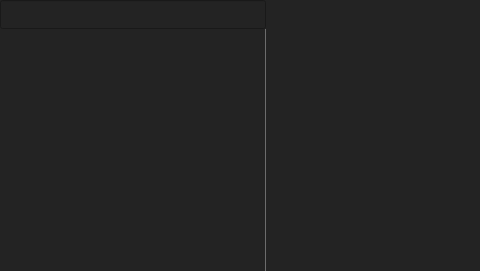
First picture: the form in src/ui/game/drinkswidget.ui, repository lbproductions/psnewmodel, before the edit; both pictures show x 0 to 480 and y 0 to 271 of the 808 by 271 pixel window.
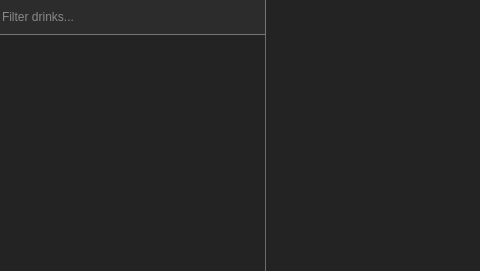
Second picture: the form after the edit. Icons and pictures are not drawn.

Commit message: #8: Slightly improved drinksdialog UI.

What changed in the file:
```diff
--- a/src/ui/game/drinkswidget.ui
+++ b/src/ui/game/drinkswidget.ui
@@ -23,25 +23,36 @@
    <string>Form</string>
   </property>
   <property name="styleSheet">
-   <string notr="true">QWidget {
-	background: rgb(35,35,35);
-	color: rgb(209,209,209);
-}
-
-QFrame#frame {
+   <string notr="true">QFrame#frame {
 	border:none;
 	border-right: 4px solid rgb(35,35,35);
 	border-right: 2px solid rgb(128,128,128);
 }
 
+QScrollBar {
+    background: rgba(0,0,0,0);
+	margin: 3px;
+}
+QScrollBar::handle {
+    background: rgb(77,77,77);
+	border: 1px solid rgb(55,55,55);
+	border-radius: 4px;
+}
+ QScrollBar::add-line,  QScrollBar::sub-line {
+     border: none;
+	background: rgba(0,0,0,0);
+ }
 
 QListView {
+	background: rgb(35,35,35);
+	color: rgb(209,209,209);
 	border-right: 1px solid  rgb(108,108,108);
 }
 
 QListView::item:selected {
     background: rgb(80,80,80);
-	border-right: 1px solid rgb(108,108,108);
+	border-right: 1px solid rgba(0,0,0,0);
+	margin-right: -10px;
 }
 
 QTreeView::item:selected {
@@ -49,25 +60,37 @@
 }
 
 QTreeView {
+	background: rgb(35,35,35);
+	color: rgb(209,209,209);
 	border-right: 1px solid  rgb(108,108,108);
 }
 
 QTreeView::item:selected {
 	border-right: 1px solid  rgb(108,108,108);
     background: rgb(80,80,80);
-}s
+}
 
 QLineEdit {
+	background: rgb(44,44,44);
+	color: rgb(230,230,230);
 	border: none;
-	border-bottom: 1px solid  rgb(108,108,108);
-	border-right: 1px solid  rgb(108,108,108);
+	border-bottom: 1px solid  rgb(118,118,118);
 }
 
+QToolButton {
+	background: rgb(44,44,44);
+	color: rgb(230,230,230);
+	border: none;
+	border-bottom: 1px solid  rgb(118,118,118);
+	border-right: 1px solid  rgb(118,118,118);
+}
 QPushButton {
+	background: rgb(35,35,35);
 	color: rgb(209,209,209);
 	border: none;
 	border-right: 1px solid  rgb(108,108,108);
 }
+
 QPushButton#pushButtonAdd {
 	border-bottom: 1px solid  rgb(108,108,108);
 }</string>
@@ -121,11 +144,19 @@
          <number>0</number>
         </property>
         <item>
+         <layout class="QHBoxLayout" name="horizontalLayout_4">
+          <property name="spacing">
+           <number>0</number>
+          </property>
+          <property name="topMargin">
+           <number>0</number>
+          </property>
+          <item>
          <widget class="QLineEdit" name="lineEditSearchDrink">
           <property name="minimumSize">
            <size>
             <width>0</width>
-            <height>29</height>
+              <height>35</height>
            </size>
           </property>
           <property name="maximumSize">
@@ -134,12 +165,49 @@
             <height>35</height>
            </size>
           </property>
+            <property name="placeholderText">
+             <string>Filter drinks...</string>
+            </property>
           <property name="clearButtonEnabled">
            <bool>true</bool>
           </property>
          </widget>
         </item>
         <item>
+           <widget class="QToolButton" name="toolButtonSearch">
+            <property name="enabled">
+             <bool>true</bool>
+            </property>
+            <property name="minimumSize">
+             <size>
+              <width>35</width>
+              <height>35</height>
+             </size>
+            </property>
+            <property name="maximumSize">
+             <size>
+              <width>35</width>
+              <height>35</height>
+             </size>
+            </property>
+            <property name="text">
+             <string/>
+            </property>
+            <property name="icon">
+             <iconset resource="../../resource/gamewindow/gamewindow.qrc">
+              <normaloff>:/gamewindow/magnifyingglass.png</normaloff>:/gamewindow/magnifyingglass.png</iconset>
+            </property>
+            <property name="iconSize">
+             <size>
+              <width>32</width>
+              <height>32</height>
+             </size>
+            </property>
+           </widget>
+          </item>
+         </layout>
+        </item>
+        <item>
          <widget class="QListView" name="listViewDrinks">
           <property name="frameShape">
            <enum>QFrame::NoFrame</enum>
```
Left out of the diff: 7 changed lines with no effect on the pictures. Lines whose indentation alone changed are shown as unchanged. The commit also changes 4 other files.
